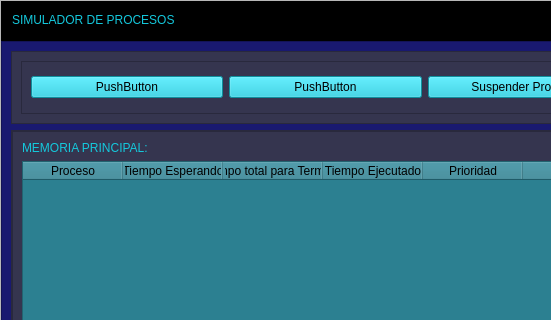
Above: view/view.ui from JesusAbarcaRodriguez/process-simulator before the change; both pictures show x 0 to 551 and y 0 to 320 of the 1246 by 722 pixel window. Below: the same form after it.
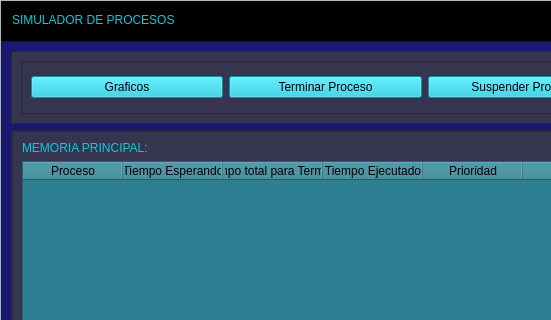
That is the form after the change.

The edit to the form file:
```diff
--- a/view/view.ui
+++ b/view/view.ui
@@ -188,7 +188,7 @@
                    <string notr="true">background-color: rgb(20, 200, 220);</string>
                   </property>
                   <property name="text">
-                   <string>PushButton</string>
+                   <string>Graficos</string>
                   </property>
                  </widget>
                 </item>
@@ -198,7 +198,7 @@
                    <string notr="true">background-color: rgb(20, 200, 220);</string>
                   </property>
                   <property name="text">
-                   <string>PushButton</string>
+                   <string>Terminar Proceso</string>
                   </property>
                  </widget>
                 </item>
```
Left out of the diff: 2 changed lines with no effect on the pictures.
